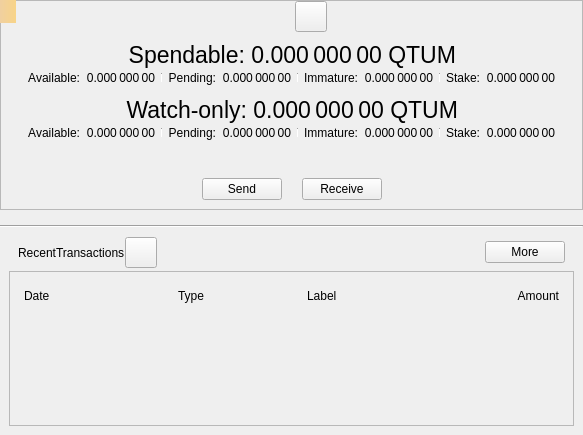
Before: the Qt Designer form src/qt/forms/overviewpage.ui in qtumproject/qtum, drawn with Qt 5.
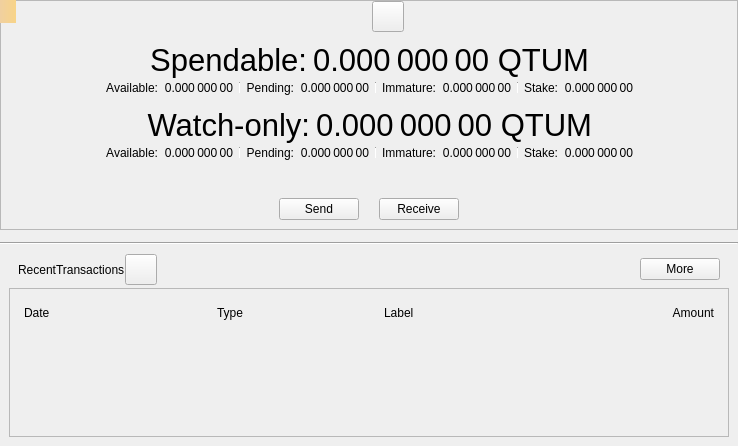
After: the same form once the commit is applied. Icons and pictures are not drawn. Custom widgets are drawn as their Qt base class.

Commit message: Increase font size for overview wallet balances

Diff of the .ui file:
```diff
--- a/src/qt/forms/overviewpage.ui
+++ b/src/qt/forms/overviewpage.ui
@@ -6,8 +6,8 @@
    <rect>
     <x>0</x>
     <y>0</y>
-    <width>583</width>
-    <height>435</height>
+    <width>738</width>
+    <height>446</height>
    </rect>
   </property>
   <property name="windowTitle">
@@ -178,7 +178,7 @@
              <widget class="QLabel" name="labelSpendable">
               <property name="font">
                <font>
-                <pointsize>17</pointsize>
+                <pointsize>23</pointsize>
                </font>
               </property>
               <property name="text">
@@ -193,7 +193,7 @@
              <widget class="QLabel" name="labelTotal">
               <property name="font">
                <font>
-                <pointsize>17</pointsize>
+                <pointsize>23</pointsize>
                </font>
               </property>
               <property name="cursor">
@@ -273,11 +273,6 @@
               </property>
               <item>
                <widget class="QLabel" name="labelBalanceText">
-                <property name="font">
-                 <font>
-                  <pointsize>9</pointsize>
-                 </font>
-                </property>
                 <property name="text">
                  <string>Available:</string>
                 </property>
@@ -288,11 +283,6 @@
               </item>
               <item>
                <widget class="QLabel" name="labelBalance">
-                <property name="font">
-                 <font>
-                  <pointsize>9</pointsize>
-                 </font>
-                </property>
                 <property name="cursor">
                  <cursorShape>IBeamCursor</cursorShape>
                 </property>
@@ -333,7 +323,7 @@
                 <property name="maximumSize">
                  <size>
                   <width>1</width>
-                  <height>10</height>
+                  <height>12</height>
                  </size>
                 </property>
                 <property name="orientation">
@@ -343,11 +333,6 @@
               </item>
               <item>
                <widget class="QLabel" name="labelPendingText">
-                <property name="font">
-                 <font>
-                  <pointsize>9</pointsize>
-                 </font>
-                </property>
                 <property name="text">
                  <string>Pending:</string>
                 </property>
@@ -358,11 +343,6 @@
               </item>
               <item>
                <widget class="QLabel" name="labelUnconfirmed">
-                <property name="font">
-                 <font>
-                  <pointsize>9</pointsize>
-                 </font>
-                </property>
                 <property name="cursor">
                  <cursorShape>IBeamCursor</cursorShape>
                 </property>
@@ -403,7 +383,7 @@
                 <property name="maximumSize">
                  <size>
                   <width>1</width>
-                  <height>10</height>
+                  <height>12</height>
                  </size>
                 </property>
                 <property name="orientation">
@@ -413,11 +393,6 @@
               </item>
               <item>
                <widget class="QLabel" name="labelImmatureText">
-                <property name="font">
-                 <font>
-                  <pointsize>9</pointsize>
-                 </font>
-                </property>
                 <property name="text">
                  <string>Immature:</string>
                 </property>
@@ -428,11 +403,6 @@
               </item>
               <item>
                <widget class="QLabel" name="labelImmature">
-                <property name="font">
-                 <font>
-                  <pointsize>9</pointsize>
-                 </font>
-                </property>
                 <property name="cursor">
                  <cursorShape>IBeamCursor</cursorShape>
                 </property>
@@ -473,7 +443,7 @@
                 <property name="maximumSize">
                  <size>
                   <width>1</width>
-                  <height>10</height>
+                  <height>12</height>
                  </size>
                 </property>
                 <property name="orientation">
@@ -483,11 +453,6 @@
               </item>
               <item>
                <widget class="QLabel" name="labelStakeText">
-                <property name="font">
-                 <font>
-                  <pointsize>9</pointsize>
-                 </font>
-                </property>
                 <property name="text">
                  <string>Stake:</string>
                 </property>
@@ -498,11 +463,6 @@
               </item>
               <item>
                <widget class="QLabel" name="labelStake">
-                <property name="font">
-                 <font>
-                  <pointsize>9</pointsize>
-                 </font>
-                </property>
                 <property name="text">
                  <string>0.000 000 00</string>
                 </property>
@@ -579,7 +539,7 @@
              <widget class="QLabel" name="labelWatchonly">
               <property name="font">
                <font>
-                <pointsize>17</pointsize>
+                <pointsize>23</pointsize>
                </font>
               </property>
               <property name="text">
@@ -594,7 +554,7 @@
              <widget class="QLabel" name="labelWatchTotal">
               <property name="font">
                <font>
-                <pointsize>17</pointsize>
+                <pointsize>23</pointsize>
                </font>
               </property>
               <property name="cursor">
@@ -668,11 +628,6 @@
               </property>
               <item>
                <widget class="QLabel" name="labelWatchAvailableText">
-                <property name="font">
-                 <font>
-                  <pointsize>9</pointsize>
-                 </font>
-                </property>
                 <property name="text">
                  <string>Available:</string>
                 </property>
@@ -683,11 +638,6 @@
               </item>
               <item>
                <widget class="QLabel" name="labelWatchAvailable">
-                <property name="font">
-                 <font>
-                  <pointsize>9</pointsize>
-                 </font>
-                </property>
                 <property name="cursor">
                  <cursorShape>IBeamCursor</cursorShape>
                 </property>
@@ -728,7 +678,7 @@
                 <property name="maximumSize">
                  <size>
                   <width>1</width>
-                  <height>10</height>
+                  <height>12</height>
                  </size>
                 </property>
                 <property name="orientation">
@@ -738,11 +688,6 @@
               </item>
               <item>
                <widget class="QLabel" name="labelWatchPendingText">
-                <property name="font">
-                 <font>
-                  <pointsize>9</pointsize>
-                 </font>
-                </property>
                 <property name="text">
                  <string>Pending:</string>
                 </property>
@@ -753,11 +698,6 @@
               </item>
               <item>
                <widget class="QLabel" name="labelWatchPending">
-                <property name="font">
-                 <font>
-                  <pointsize>9</pointsize>
-                 </font>
-                </property>
                 <property name="cursor">
                  <cursorShape>IBeamCursor</cursorShape>
                 </property>
@@ -798,7 +738,7 @@
                 <property name="maximumSize">
                  <size>
                   <width>1</width>
-                  <height>10</height>
+                  <height>12</height>
                  </size>
                 </property>
                 <property name="orientation">
@@ -808,11 +748,6 @@
               </item>
               <item>
                <widget class="QLabel" name="labelWatchImmatureText">
-                <property name="font">
-                 <font>
-                  <pointsize>9</pointsize>
-                 </font>
-                </property>
                 <property name="text">
                  <string>Immature:</string>
                 </property>
@@ -823,11 +758,6 @@
               </item>
               <item>
                <widget class="QLabel" name="labelWatchImmature">
-                <property name="font">
-                 <font>
-                  <pointsize>9</pointsize>
-                 </font>
-                </property>
                 <property name="cursor">
                  <cursorShape>IBeamCursor</cursorShape>
                 </property>
@@ -868,7 +798,7 @@
                 <property name="maximumSize">
                  <size>
                   <width>1</width>
-                  <height>10</height>
+                  <height>12</height>
                  </size>
                 </property>
                 <property name="orientation">
@@ -878,11 +808,6 @@
               </item>
               <item>
                <widget class="QLabel" name="labelWatchStakeText">
-                <property name="font">
-                 <font>
-                  <pointsize>9</pointsize>
-                 </font>
-                </property>
                 <property name="text">
                  <string>Stake:</string>
                 </property>
@@ -893,11 +818,6 @@
               </item>
               <item>
                <widget class="QLabel" name="labelWatchStake">
-                <property name="font">
-                 <font>
-                  <pointsize>9</pointsize>
-                 </font>
-                </property>
                 <property name="text">
                  <string>0.000 000 00</string>
                 </property>
@@ -996,7 +916,7 @@
      <property name="sizeHint" stdset="0">
       <size>
        <width>20</width>
-       <height>15</height>
+       <height>12</height>
       </size>
      </property>
     </spacer>
```
The commit also changes 2 other files.
